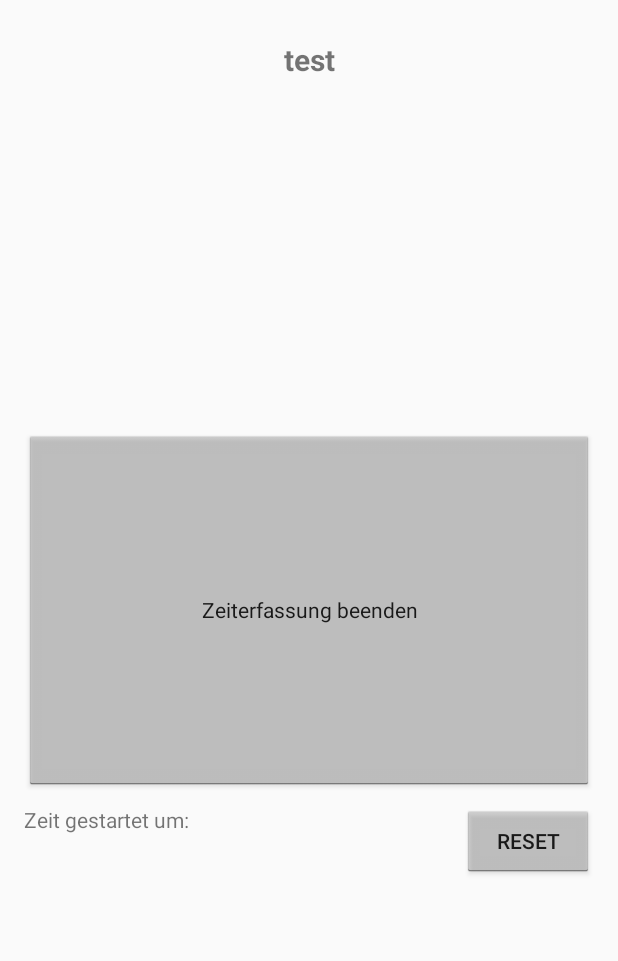
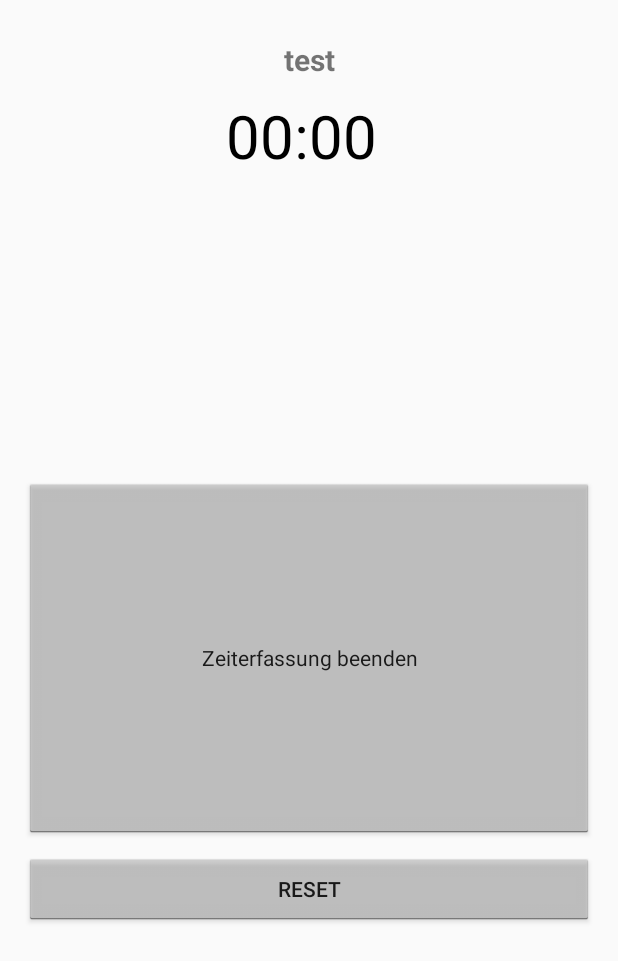
Before and after one commit to sbley/Projectiler, an Android app: the layout fragment_main.xml on its own in the app's theme, with its tools: preview values and no code run, on a phone screen of 412 x 824 dp. Shown: the top 961 px of the screen. Run offline under Robolectric (Android 15) with nearby library versions, the phone set to English and light mode, and no system bars; network calls fail.

Commit message:
chronigraph in der app, logout icon, design widget

```diff
--- a/ProjectilerApp/Projectiler/app/src/main/java/de/saxsys/android/projectiler/app/ProjectilerAppWidget.java
+++ b/ProjectilerApp/Projectiler/app/src/main/java/de/saxsys/android/projectiler/app/ProjectilerAppWidget.java
@@ -95,6 +95,8 @@ public class ProjectilerAppWidget extends AppWidgetProvider {
                 long currentDatetime = System.currentTimeMillis();
                 views.setChronometer(R.id.chronometer, SystemClock.elapsedRealtime() - (currentDatetime - startDate.getTime()), null, true);
 
+                views.setViewVisibility(R.id.chronometer, View.VISIBLE);
+
                 views.setViewVisibility(R.id.rlWidget_left, View.GONE);
                 views.setViewVisibility(R.id.buttonStart, View.GONE);
                 views.setViewVisibility(R.id.buttonStop, View.VISIBLE);
@@ -112,6 +114,8 @@ public class ProjectilerAppWidget extends AppWidgetProvider {
                         svcIntent.toUri(Intent.URI_INTENT_SCHEME)));
 
                 views.setRemoteAdapter(R.id.lvProjectsWidget, svcIntent);
+
+                views.setViewVisibility(R.id.chronometer, View.GONE);
 
 
 
--- a/ProjectilerApp/Projectiler/app/src/main/res/layout/fragment_main.xml
+++ b/ProjectilerApp/Projectiler/app/src/main/res/layout/fragment_main.xml
@@ -52,12 +52,12 @@
 
 
     <RelativeLayout
-        android:gravity="center_vertical"
+        android:gravity="center"
         android:visibility="visible"
         android:id="@+id/rl_container"
         android:layout_width="match_parent"
         android:layout_height="match_parent"
-        android:layout_below="@+id/section_label">
+        android:layout_below="@+id/chronometer">
         <Button
             android:layout_width="match_parent"
             android:layout_height="240dp"
@@ -90,27 +90,12 @@
             android:id="@+id/btnReset"
             android:layout_below="@+id/btnStop"
             android:layout_alignParentRight="true"
-            android:layout_alignParentEnd="true" />
-
-        <TextView
-            android:layout_width="wrap_content"
-            android:layout_height="wrap_content"
-            android:text=""
-            android:id="@+id/tvStartDate"
-            android:layout_alignTop="@+id/tvStartDateLabel"
-            android:layout_toRightOf="@+id/tvStartDateLabel"
-            android:layout_alignRight="@+id/btnReset"
-            android:layout_alignEnd="@+id/btnReset" />
-
-        <TextView
-            android:layout_width="wrap_content"
-            android:layout_height="wrap_content"
-            android:text="Zeit gestartet um: "
-            android:layout_marginTop="10dp"
-            android:id="@+id/tvStartDateLabel"
-            android:layout_below="@+id/btnStop"
+            android:layout_alignParentEnd="true"
             android:layout_alignParentLeft="true"
             android:layout_alignParentStart="true" />
+
+
+
 
     </RelativeLayout>
 
@@ -128,6 +113,21 @@
         android:layout_alignParentRight="true"
         android:layout_alignParentEnd="true" />
 
+    <Chronometer
+        android:id="@+id/chronometer"
+        android:format="%s"
+        android:layout_width="wrap_content"
+        android:layout_height="wrap_content"
+        android:textSize="40sp"
+        android:gravity="center"
+        android:paddingBottom="10dp"
+        android:textColor="@android:color/black"
+        android:layout_below="@+id/section_label"
+        android:layout_alignRight="@+id/section_label"
+        android:layout_alignEnd="@+id/section_label"
+        android:layout_alignParentLeft="true"
+        android:layout_alignParentStart="true" />
+
 
 
 </RelativeLayout>
--- a/ProjectilerApp/Projectiler/app/src/main/res/menu/main.xml
+++ b/ProjectilerApp/Projectiler/app/src/main/res/menu/main.xml
@@ -4,7 +4,6 @@
     tools:context="de.saxsys.android.projectiler.app.MainActivity" >
     <item android:id="@+id/action_logout"
         android:title="@string/action_example"
-        android:icon="@drawable/ic_action_logout_icon"
         app:showAsAction="always" />
 
 </menu>
--- a/ProjectilerApp/Projectiler/app/src/main/res/values/strings.xml
+++ b/ProjectilerApp/Projectiler/app/src/main/res/values/strings.xml
@@ -7,7 +7,7 @@
     <string name="title_section3">Section 3</string>
     <string name="navigation_drawer_open">Open navigation drawer</string>
     <string name="navigation_drawer_close">Close navigation drawer</string>
-    <string name="action_example">Logout</string>
+    <string name="action_example">Abmelden</string>
     <string name="action_nfc">Write NFC</string>
     <string name="action_settings">Settings</string>
     <string name="dialog_login_button_label">Login</string>
```
Also changed, not shown: ProjectilerApp/Projectiler/app/src/main/java/de/saxsys/android/projectiler/app/MainActivity.java (+13 -10 lines), ProjectilerApp/Projectiler/app/src/main/res/layout/projectiler_app_widget.xml (+31 -6 lines), ProjectilerApp/Projectiler/app/src/main/res/drawable-mdpi/projectiler_background_widget.png (added).
